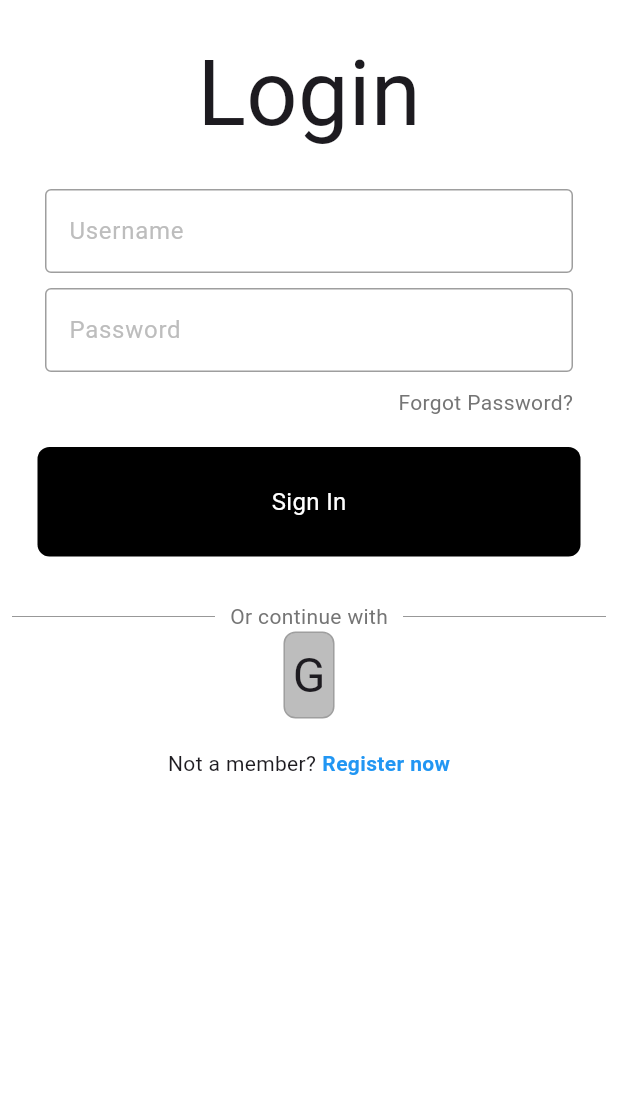
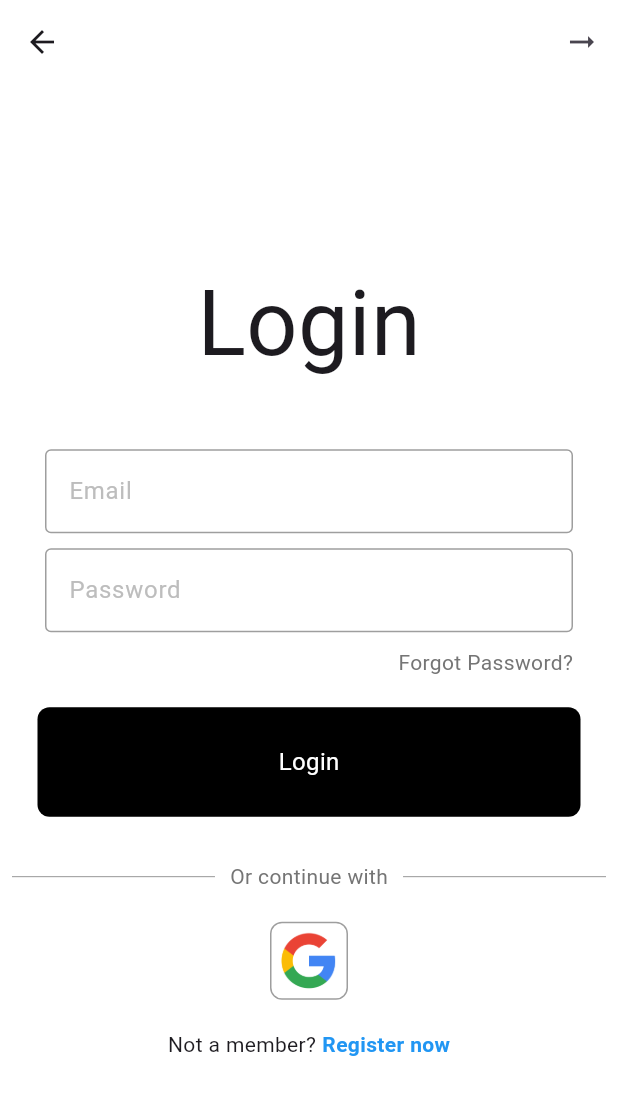
Before and after one commit to ilmamhf/monitoring_app, a Flutter app: the LoginPage screen opened directly, on a phone screen of 412 x 824 dp. Shown: the top 1095 px of the screen. Run offline on Flutter 3.47's test engine with Material 3 defaults, Android fonts, the phone set to English and light mode, and no system bars; our stand-ins replace firebase_auth, firebase_core; accounts and stored records are empty; network calls fail.

Commit message:
bisa login logout cuy akhirnya

```diff
--- a/lib/components/my_button.dart
+++ b/lib/components/my_button.dart
@@ -18,7 +18,7 @@
         ),
         child: const Center(
           child: Text(
-            "Sign In",
+            "Login",
             style: TextStyle(
               color: Colors.white,
               fontSize: 16,
--- a/lib/pages/login_page.dart
+++ b/lib/pages/login_page.dart
@@ -1,3 +1,4 @@
+import 'package:firebase_auth/firebase_auth.dart';
 import 'package:flutter/material.dart';
 import 'package:flutter_projek_app/components/my_button.dart';
 import 'package:flutter_projek_app/components/my_textfield.dart';
@@ -6,23 +7,39 @@
   LoginPage({super.key});
 
   // text editing controllers
-  final usernameController = TextEditingController();
+  final emailController = TextEditingController();
   final passwordController = TextEditingController();
 
   // sign user method
-  void signUserIn() {}
+  void signUserIn() async {
+    await FirebaseAuth.instance.signInWithEmailAndPassword(
+      email: emailController.text,
+      password: passwordController.text,
+    );
+  }
 
   @override
   Widget build(BuildContext context) {
     return Scaffold(
+      resizeToAvoidBottomInset : false,
       backgroundColor: Colors.white,
+      appBar: AppBar(
+        backgroundColor: Colors.white,
+        actions: [
+          IconButton(
+            onPressed: () {},
+            icon: const Icon(Icons.arrow_right_alt),
+            ),
+        ],
+      ),
       body: SafeArea(
         child: Center(
           child: Column(
+            mainAxisAlignment: MainAxisAlignment.center,
             children: [
               // logo
-              Padding(
-                padding: const EdgeInsets.only(top: 20.0),
+              const Padding(
+                padding: EdgeInsets.only(bottom: 20.0),
                 child: Text("Login",
                   style: TextStyle(
                     fontSize: 60,
@@ -32,10 +49,10 @@
 
               const SizedBox(height: 20),
 
-              // username
+              // email
               MyTextField(
-                controller: usernameController,
-                hintText: 'Username',
+                controller: emailController,
+                hintText: 'Email',
                 obscureText: false,
               ),
 
@@ -46,6 +63,7 @@
                 controller: passwordController,
                 hintText: 'Password',
                 obscureText: true,
+
               ),
 
               const SizedBox(height: 10),
@@ -101,34 +119,36 @@
                 ),
               ),
 
+              const SizedBox(height: 20),
+
               // google sign in button
               Row(
                 mainAxisAlignment: MainAxisAlignment.center,
                 children: [
                   // google button
                   Container(
-                    padding: EdgeInsets.all(5),
+                    padding: const EdgeInsets.all(5),
                     decoration: BoxDecoration(
                       border: Border.all(color: Colors.grey),
                       borderRadius: BorderRadius.circular(8.0),
-                      color: Colors.grey[400],
+                      color: Colors.white,
                       ),
-                    child: Text(
-                      "G",
-                      style: TextStyle(fontSize: 32),
-                    )
+                    child: Image.asset(
+                      'assets/images/google.png',
+                      height: 40,
+                    ),
                   )
                 ],
               ),
 
-              SizedBox(height: 20,),
+              const SizedBox(height: 20,),
 
               // register
-              Row(
+              const Row(
                 mainAxisAlignment: MainAxisAlignment.center,
                 children: [
                   Text("Not a member?"),
-                  const SizedBox(width: 4,),
+                  SizedBox(width: 4,),
                   Text(
                     "Register now",
                     style: TextStyle(
--- a/pubspec.yaml
+++ b/pubspec.yaml
@@ -35,6 +35,8 @@
   # The following adds the Cupertino Icons font to your application.
   # Use with the CupertinoIcons class for iOS style icons.
   cupertino_icons: ^1.0.6
+  firebase_core: ^2.28.0
+  firebase_auth: ^4.19.0
 
 dev_dependencies:
   flutter_test:
@@ -62,6 +64,8 @@
   # assets:
   #   - images/a_dot_burr.jpeg
   #   - images/a_dot_ham.jpeg
+  assets:
+    - assets/images/
 
   # An image asset can refer to one or more resolution-specific "variants", see
   # https://flutter.dev/assets-and-images/#resolution-aware
```
Also changed, not shown: lib/dari_dartpad.dart (+21 -21 lines), lib/main.dart (+13 -1 lines), lib/pages/auth_page.dart (added, +29 -0 lines), lib/pages/home_page.dart (+194 -96 lines), lib/pages/home_page2.dart (added, +19 -0 lines), assets/images/google.png (renamed from lib/images/google.png), lib/firebase_options.dart (added), pubspec.lock, 9 other files.
